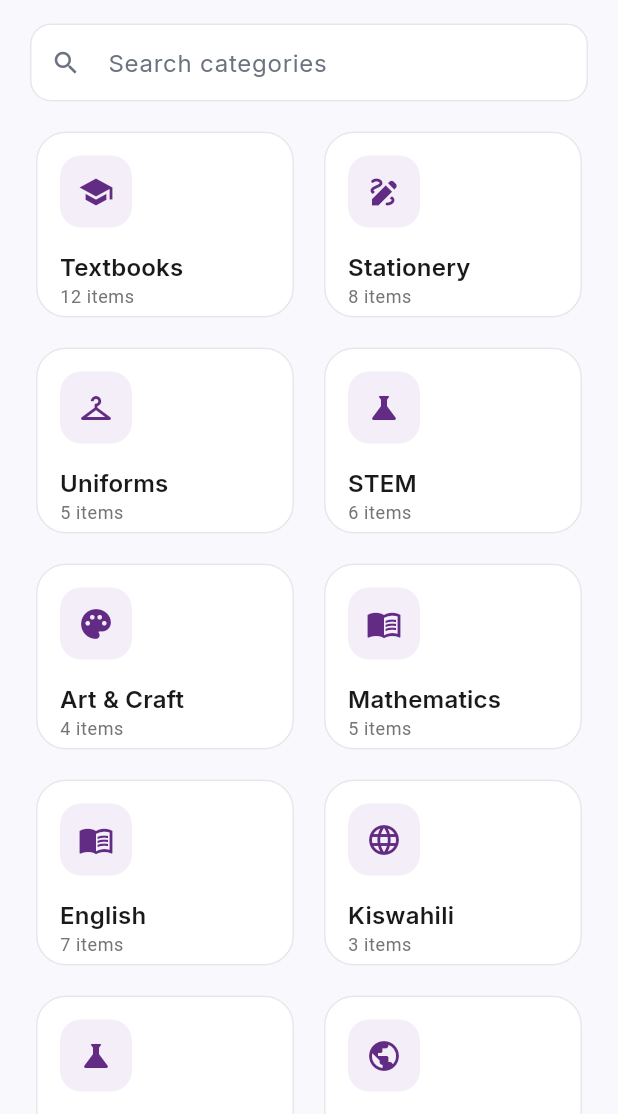
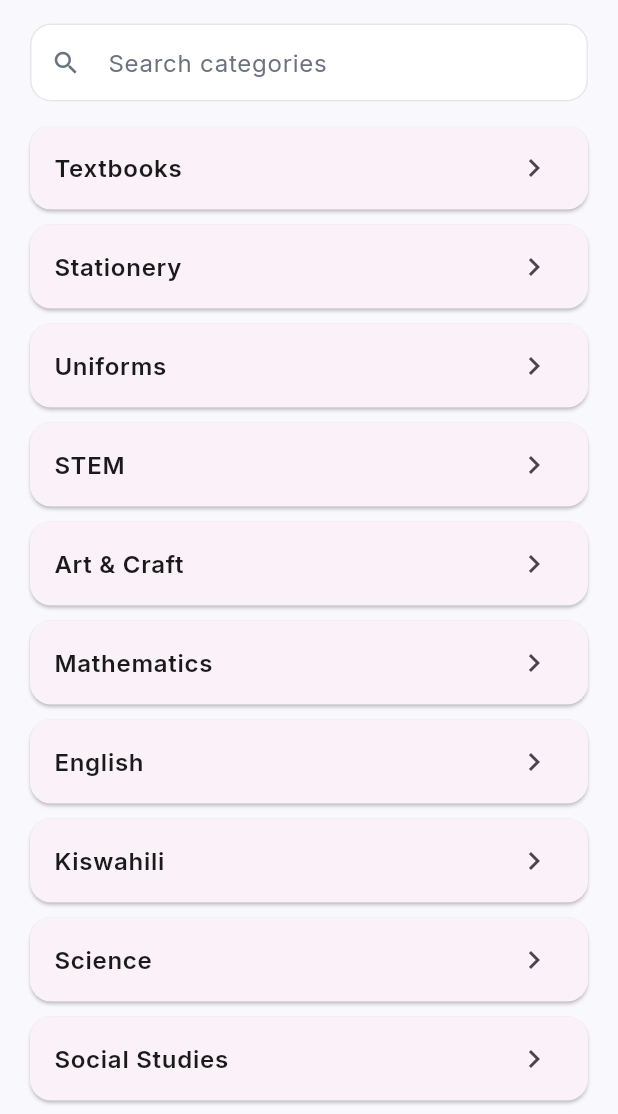
Before and after one commit to fattym/myapk, a Flutter app: the CategoriesScreen screen opened directly, on a phone screen of 412 x 824 dp, the part 122-1236 px from its top. Run offline on Flutter 3.47's test engine with Material 3 defaults, Android fonts, the phone set to English and light mode, and no system bars; our stand-ins replace dio, file_picker, font_awesome_flutter, google_fonts, image_picker, share_plus and 1 more; missing offline and left inert: google_mlkit_text_recognition; accounts and stored records are empty; network calls fail.

Commit message:
Categories tree, cart images/WhatsApp-first checkout, delivery 300 Nairobi, order details, app icon, scan send
Co-Authored-By: Claude Sonnet 5.5 <noreply@anthropic.com>

```diff
--- a/lib/models/delivery_type.dart
+++ b/lib/models/delivery_type.dart
@@ -1,7 +1,7 @@
 enum DeliveryType {
-  doorstep('Doorstep Delivery', 'KES 250', 'Delivery to your home address'),
-  schoolGate('Direct to School Gate', 'FREE with Chama / KES 100', 'Deliver to school gate'),
-  courier('G4S/Fargo Courier Pickup', 'KES 180', 'Pickup at courier branch'),
+  doorstep('Home Delivery (within Nairobi)', 'KES 300', 'Delivery to your home address'),
+  schoolGate('Direct to School Gate', '', 'Deliver to school gate'),
+  courier('G4S/Fargo Courier Pickup', '', 'Pickup at courier branch'),
   ;
 
   final String label;
--- a/lib/providers/cart_provider.dart
+++ b/lib/providers/cart_provider.dart
@@ -8,6 +8,9 @@ import '../services/cart_service.dart';
 class CartProvider extends ChangeNotifier {
   final List<CartItem> _items = [];
   bool _useChamaDiscount = false;
+  String phone = '';
+  String deliveryLocation = '';
+  String notes = '';
   String? _couponCode;
   double _couponDiscount = 0;
   bool _couponBusy = false;
@@ -80,11 +83,10 @@ class CartProvider extends ChangeNotifier {
   double get deliveryFeeRaw {
     switch (_deliveryType) {
       case DeliveryType.doorstep:
-        return 250.0;
+        return 300.0;
       case DeliveryType.schoolGate:
-        return _useChamaDiscount ? 0.0 : 100.0;
       case DeliveryType.courier:
-        return 180.0;
+        return 0.0; // confirmed with the customer on WhatsApp
     }
   }
 
--- a/lib/providers/catalog_provider.dart
+++ b/lib/providers/catalog_provider.dart
@@ -86,6 +86,7 @@ final class CatalogProvider extends ChangeNotifier {
       final seen = <String>{};
       final all = _allCategories.where((c) {
         final key = c.name.trim().toLowerCase();
+        if (key.contains('shop by school')) return false; // has its own tab
         return key.isNotEmpty && seen.add(key);
       }).toList();
       _departments = all.map((c) {
--- a/lib/screens/categories_screen.dart
+++ b/lib/screens/categories_screen.dart
@@ -1,7 +1,7 @@
 import 'package:flutter/material.dart';
 import 'package:provider/provider.dart';
 import '../widgets/app_header.dart';
-import '../widgets/department_card.dart';
+import '../models/department.dart';
 import '../utils/category_picker.dart';
 import '../providers/catalog_provider.dart';
 import '../theme/colors.dart';
@@ -30,9 +30,15 @@ class _CategoriesScreenState extends State<CategoriesScreen> {
   Widget build(BuildContext context) {
     final catalog = context.watch<CatalogProvider>();
     final q = _query.trim().toLowerCase();
-    final departments = catalog.departments
-        .where((d) => q.isEmpty || d.name.toLowerCase().contains(q))
+    List<Department> kidsOf(Department d) => catalog
+        .childrenOf(d)
+        .where((k) => q.isEmpty || k.name.toLowerCase().contains(q) ||
+            d.name.toLowerCase().contains(q))
         .toList();
+    final tops = catalog.topDepartments.where((d) {
+      if (q.isEmpty || d.name.toLowerCase().contains(q)) return true;
+      return kidsOf(d).isNotEmpty;
+    }).toList();
     return Scaffold(
       backgroundColor: AppColors.backgroundNeutral,
       body: Column(
@@ -50,28 +56,52 @@ class _CategoriesScreenState extends State<CategoriesScreen> {
             ),
           ),
           Expanded(
-            child: departments.isEmpty
+            child: tops.isEmpty
                 ? const Center(child: Text('No categories found'))
-                : GridView.builder(
+                : ListView.builder(
                     padding: const EdgeInsets.fromLTRB(20, 0, 20, 20),
-                    gridDelegate: SliverGridDelegateWithMaxCrossAxisExtent(
-                      maxCrossAxisExtent: 220,
-                      mainAxisExtent: 132 *
-                          (0.6 +
-                              0.4 *
-                                  MediaQuery.textScalerOf(context)
-                                      .scale(1.0)
-                                      .clamp(1.0, 1.4)),
-                      crossAxisSpacing: 12,
-                      mainAxisSpacing: 12,
-                    ),
-                    itemCount: departments.length,
-                    itemBuilder: (context, index) {
-                      final department = departments[index];
-                      return DepartmentCard(
-                        department: department,
-                        onTap: () => openCategory(context, department,
-                            () => widget.onNavigateToTab?.call(2)),
+                    itemCount: tops.length,
+                    itemBuilder: (context, i) {
+                      final d = tops[i];
+                      final kids = kidsOf(d);
+                      void go(Department x) => openCategory(context, x,
+                          () => widget.onNavigateToTab?.call(2));
+                      return Card(
+                        margin: const EdgeInsets.only(bottom: 10),
+                        shape: RoundedRectangleBorder(
+                            borderRadius: BorderRadius.circular(14)),
+                        clipBehavior: Clip.antiAlias,
+                        child: kids.isEmpty
+                            ? ListTile(
+                                title: Text(d.name,
+                                    style: const TextStyle(
+                                        fontWeight: FontWeight.w600)),
+                                trailing: const Icon(Icons.chevron_right),
+                                onTap: () => go(d),
+                              )
+                            : ExpansionTile(
+                                key: PageStorageKey(d.id),
+                                initiallyExpanded: q.isNotEmpty,
+                                shape: const Border(),
+                                collapsedShape: const Border(),
+                                title: Text(d.name,
+                                    style: const TextStyle(
+                                        fontWeight: FontWeight.w600)),
+                                subtitle: Text('${kids.length} categories'),
+                                children: [
+                                  ListTile(
+                                    dense: true,
+                                    title: Text('All ${d.name}'),
+                                    onTap: () => go(d),
+                                  ),
+                                  for (final k in kids)
+                                    ListTile(
+                                      dense: true,
+                                      title: Text(k.name),
+                                      onTap: () => go(k),
+                                    ),
+                                ],
+                              ),
                       );
                     },
                   ),
--- a/lib/screens/scan_booklist_screen.dart
+++ b/lib/screens/scan_booklist_screen.dart
@@ -169,7 +169,8 @@ class _ScanBooklistScreenState extends State<ScanBooklistScreen> {
     final file = _image;
     if (file == null) return;
     await SharePlus.instance.share(ShareParams(
-      text: 'MyBidhaa booklist photo. Please quote the books and prices.',
+      text: 'MyBidhaa booklist photo. Please quote the books and prices. '
+          '(Send to WhatsApp +254 797 100 500)',
       files: [XFile(file.path)],
     ));
   }
@@ -323,7 +324,7 @@ class _ScanBooklistScreenState extends State<ScanBooklistScreen> {
             OutlinedButton.icon(
               onPressed: _sendPhoto,
               icon: const Icon(Icons.chat_outlined),
-              label: const Text('Not right? Send the photo on WhatsApp'),
+              label: const Text('Send to MyBidhaa WhatsApp (+254 797 100 500)'),
               style: OutlinedButton.styleFrom(
                 foregroundColor: const Color(0xFF147A3F),
                 minimumSize: const Size.fromHeight(48),
```
Also changed, not shown: lib/screens/cart_screen.dart (+136 -92 lines), 5 other files.
